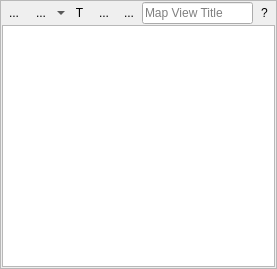
Before: the Qt Designer form eotimeseriesviewer/ui/mapview.ui in jakimowb/eo-time-series-viewer, drawn with Qt 5.
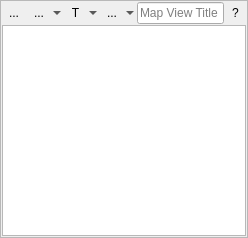
After: the same form once the commit is applied. Icons and pictures are not drawn. Custom widgets are drawn as their Qt base class.

Commit message: MapWidget: actions to move to next/previous last/first TSD MapCanvasItems test support line-breaks refactoring (a lot of) fixed Hide/Show date in TimeSeriesTreeView context menu async image loading: uses QgsTask progress values

```diff
--- a/eotimeseriesviewer/ui/mapview.ui
+++ b/eotimeseriesviewer/ui/mapview.ui
@@ -6,8 +6,8 @@
    <rect>
     <x>0</x>
     <y>0</y>
-    <width>277</width>
-    <height>269</height>
+    <width>248</width>
+    <height>238</height>
    </rect>
   </property>
   <property name="sizePolicy">
@@ -98,7 +98,7 @@
        </property>
        <property name="minimumSize">
         <size>
-         <width>40</width>
+         <width>25</width>
          <height>0</height>
         </size>
        </property>
@@ -131,6 +131,12 @@
          <verstretch>0</verstretch>
         </sizepolicy>
        </property>
+       <property name="minimumSize">
+        <size>
+         <width>25</width>
+         <height>0</height>
+        </size>
+       </property>
        <property name="toolTip">
         <string/>
        </property>
@@ -138,45 +144,13 @@
         <string>T</string>
        </property>
        <property name="checkable">
-        <bool>true</bool>
-       </property>
-       <property name="checked">
         <bool>false</bool>
        </property>
-       <property name="popupMode">
-        <enum>QToolButton::DelayedPopup</enum>
-       </property>
-       <property name="autoRaise">
-        <bool>true</bool>
-       </property>
-      </widget>
-     </item>
-     <item>
-      <widget class="QToolButton" name="btnAddVectorLayer">
-       <property name="sizePolicy">
-        <sizepolicy hsizetype="Preferred" vsizetype="Preferred">
-         <horstretch>0</horstretch>
-         <verstretch>0</verstretch>
-        </sizepolicy>
-       </property>
-       <property name="toolTip">
-        <string>Toggle map view visibility</string>
-       </property>
-       <property name="text">
-        <string>...</string>
-       </property>
-       <property name="icon">
-        <iconset resource="resources.qrc">
-         <normaloff>:/timeseriesviewer/icons/mActionAddOgrLayer.svg</normaloff>:/timeseriesviewer/icons/mActionAddOgrLayer.svg</iconset>
-       </property>
-       <property name="checkable">
-        <bool>true</bool>
-       </property>
        <property name="checked">
         <bool>false</bool>
        </property>
        <property name="popupMode">
-        <enum>QToolButton::DelayedPopup</enum>
+        <enum>QToolButton::MenuButtonPopup</enum>
        </property>
        <property name="autoRaise">
         <bool>true</bool>
@@ -191,6 +165,12 @@
          <verstretch>0</verstretch>
         </sizepolicy>
        </property>
+       <property name="minimumSize">
+        <size>
+         <width>25</width>
+         <height>0</height>
+        </size>
+       </property>
        <property name="toolTip">
         <string>Toggle map view visibility</string>
        </property>
@@ -208,7 +188,7 @@
         <bool>false</bool>
        </property>
        <property name="popupMode">
-        <enum>QToolButton::DelayedPopup</enum>
+        <enum>QToolButton::MenuButtonPopup</enum>
        </property>
        <property name="autoRaise">
         <bool>true</bool>
```
Left out of the diff: 18 changed lines with no effect on the pictures. The commit also changes 8 other files.
